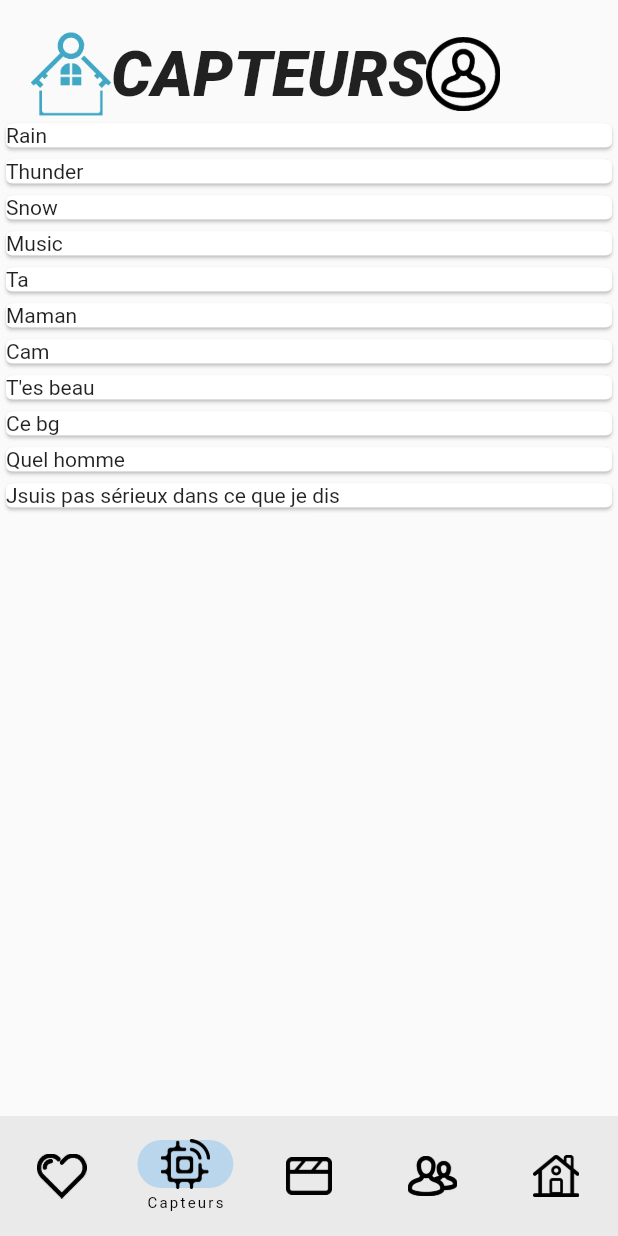
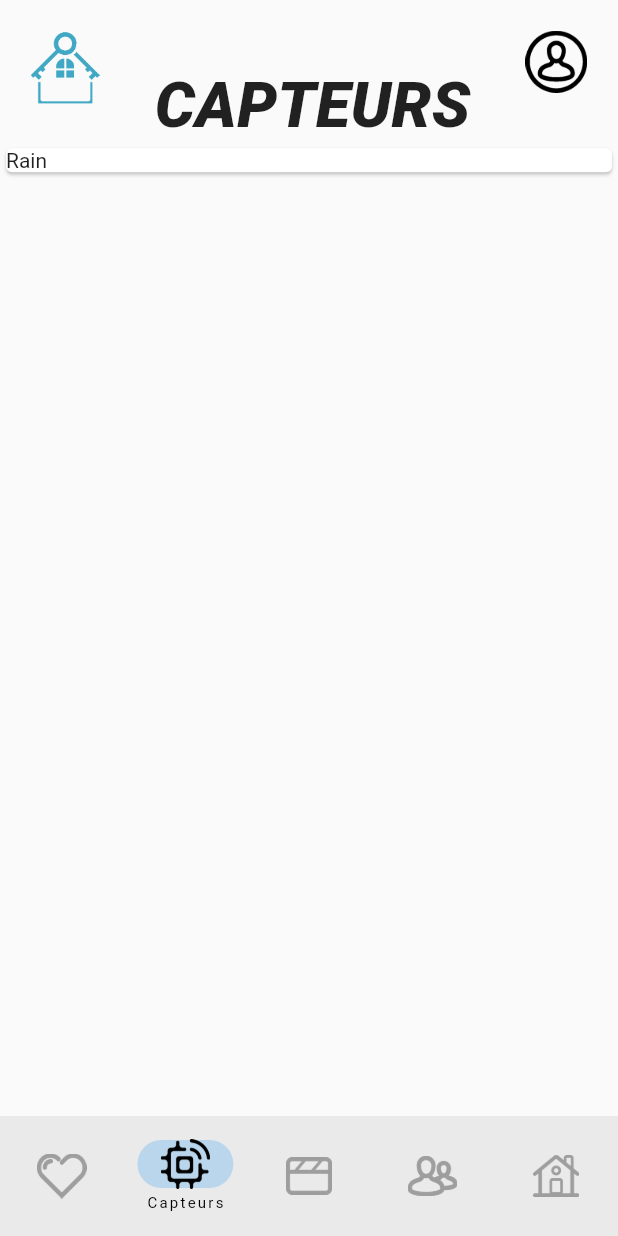
Before and after one commit to CameronBGassedat/TimArchyApp, a Flutter app: the screen it shows after launch, on a phone screen of 412 x 824 dp. Run offline on Flutter 3.47's test engine with Material 2 defaults, Android fonts, the phone set to English and light mode, and no system bars.

Commit message:
[UPDATE] Navbar working, top bar done, need to do screen switch

```diff
--- a/lib/pages/home.dart
+++ b/lib/pages/home.dart
@@ -8,23 +8,24 @@ class HomePage extends StatefulWidget {
 }
 
 class HomePageState extends State<HomePage> {
+  int index = 1;
 
   @override
   Widget build(BuildContext context) {
     final screenHeight = MediaQuery.of(context).size.height;
     final screenWidth = MediaQuery.of(context).size.width;
-    int index = 1;
 
     return Scaffold(
       bottomNavigationBar: NavigationBar(
         labelBehavior: NavigationDestinationLabelBehavior.onlyShowSelected,
         selectedIndex: index,
-        //onDestinationSelected: (index) => setState(() => this.index = index),
+        onDestinationSelected: (index) => setState(() => this.index = index),
         destinations: [
           NavigationDestination(
             icon: Image.asset(
               "images/blank_heart.png",
               height: 30,
+              color: index == 0 ? Colors.black : Colors.grey,
             ),
             label: "Favoris",
           ),
@@ -32,6 +33,7 @@ class HomePageState extends State<HomePage> {
             icon: Image.asset(
               "images/sensors.png",
               height: 33,
+              color: index == 1 ? Colors.black : Colors.grey,
             ),
             label: "Capteurs",
           ),
@@ -39,6 +41,7 @@ class HomePageState extends State<HomePage> {
             icon: Image.asset(
               "images/scenarios.png",
               height: 25,
+              color: index == 2 ? Colors.black : Colors.grey,
             ),
             label: "Scenarios",
           ),
@@ -46,6 +49,7 @@ class HomePageState extends State<HomePage> {
             icon: Image.asset(
               "images/users.png",
               height: 27,
+              color: index == 3 ? Colors.black : Colors.grey,
             ),
             label: "Utilisateurs",
           ),
@@ -53,6 +57,7 @@ class HomePageState extends State<HomePage> {
             icon: Image.asset(
               "images/buildings.png",
               height: 28,
+              color: index == 4 ? Colors.black : Colors.grey,
             ),
             label: "Batiments",
           ),
@@ -65,9 +70,14 @@ class HomePageState extends State<HomePage> {
             Padding(
               padding: EdgeInsets.only(left: 0.05*screenWidth, top: 0.05*screenWidth, right: 0.05*screenWidth),
               child: Row(
+                mainAxisAlignment: MainAxisAlignment.spaceBetween,
+                crossAxisAlignment: CrossAxisAlignment.start,
                 children: [
-                  Image.asset("images/logo_min.png", height: 0.07*screenHeight),
-                  Text(
+                  Image.asset("images/logo_min.png", height: 0.06*screenHeight),
+                  Container(
+                    alignment: Alignment.bottomCenter,
+                    height: 0.09*screenHeight,
+                    child: const Text(
                       "CAPTEURS",
                       style: TextStyle(
                         fontSize: 42,
@@ -75,7 +85,8 @@ class HomePageState extends State<HomePage> {
                         fontWeight: FontWeight.w900,
                       ),
                     ),
-                  Image.asset("images/user_menu.png", height: 0.06*screenHeight,),
+                  ),
+                  Image.asset("images/user_menu.png", height: 0.05*screenHeight,),
                 ],
               ),
             ),
@@ -87,36 +98,6 @@ class HomePageState extends State<HomePage> {
                   Card(
                     child: Text("Rain"),
                   ),
-                  Card(
-                    child: Text("Thunder"),
-                  ),
-                  Card(
-                    child: Text("Snow"),
-                  ),
-                  Card(
-                    child: Text("Music"),
-                  ),
-                  Card(
-                    child: Text("Ta"),
-                  ),
-                  Card(
-                    child: Text("Maman"),
-                  ),
-                  Card(
-                    child: Text("Cam"),
-                  ),
-                  Card(
-                    child: Text("T'es beau"),
-                  ),
-                  Card(
-                    child: Text("Ce bg"),
-                  ),
-                  Card(
-                    child: Text("Quel homme"),
-                  ),
-                  Card(
-                    child: Text("Jsuis pas sérieux dans ce que je dis"),
-                  ),
                 ],
               ),
             )
```
Lines whose indentation alone changed are shown as unchanged.
